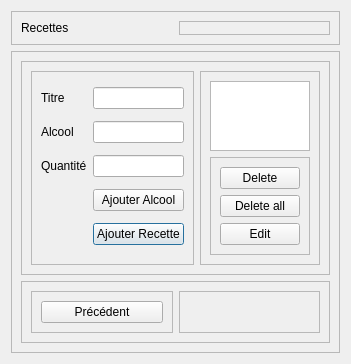
Before: the Qt Designer form Logiciel/pi_controller/HMI2/recette.ui in emilerenaud/BartendUS-GROS4, drawn with Qt 5.
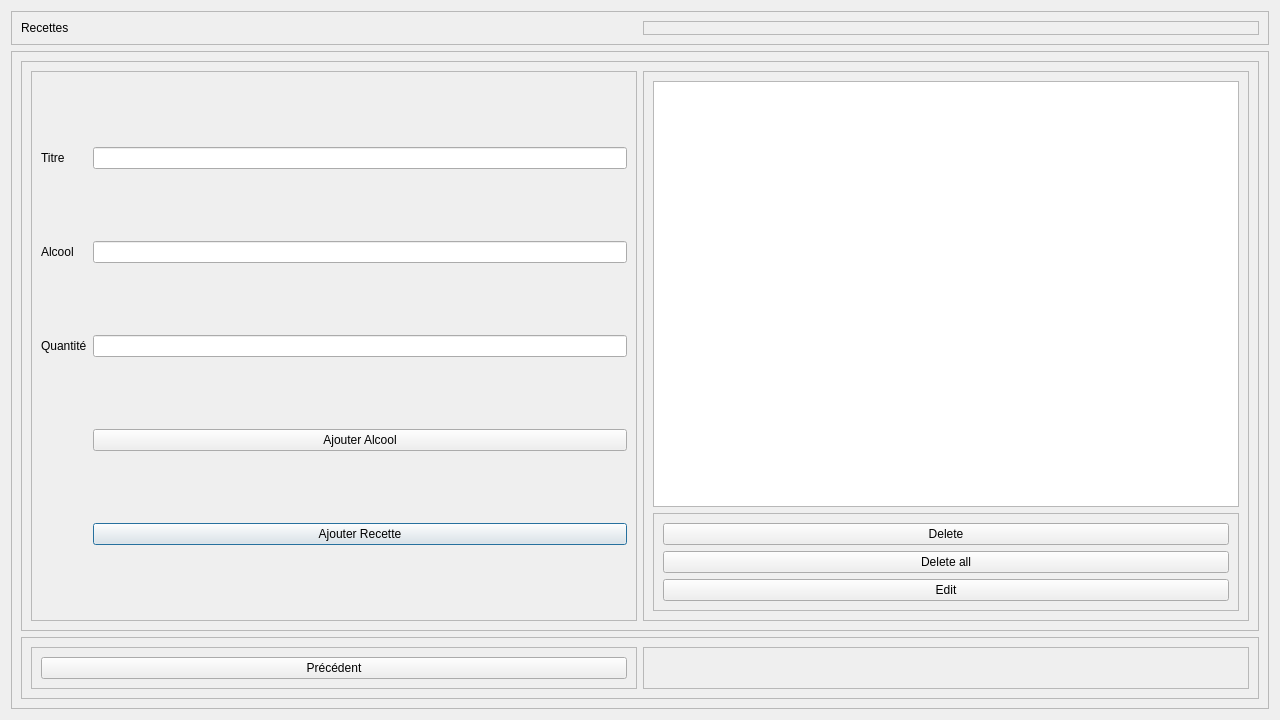
After: the same form once the commit is applied.

Commit message: changement de taille des fenetres (1280 X 720)

```diff
--- a/Logiciel/pi_controller/HMI2/recette.ui
+++ b/Logiciel/pi_controller/HMI2/recette.ui
@@ -6,10 +6,22 @@
    <rect>
     <x>0</x>
     <y>0</y>
-    <width>270</width>
-    <height>300</height>
+    <width>1280</width>
+    <height>720</height>
    </rect>
   </property>
+  <property name="minimumSize">
+   <size>
+    <width>1280</width>
+    <height>720</height>
+   </size>
+  </property>
+  <property name="maximumSize">
+   <size>
+    <width>1280</width>
+    <height>720</height>
+   </size>
+  </property>
   <property name="windowTitle">
    <string>Dialog</string>
   </property>
```
The commit also changes 3 other files.
